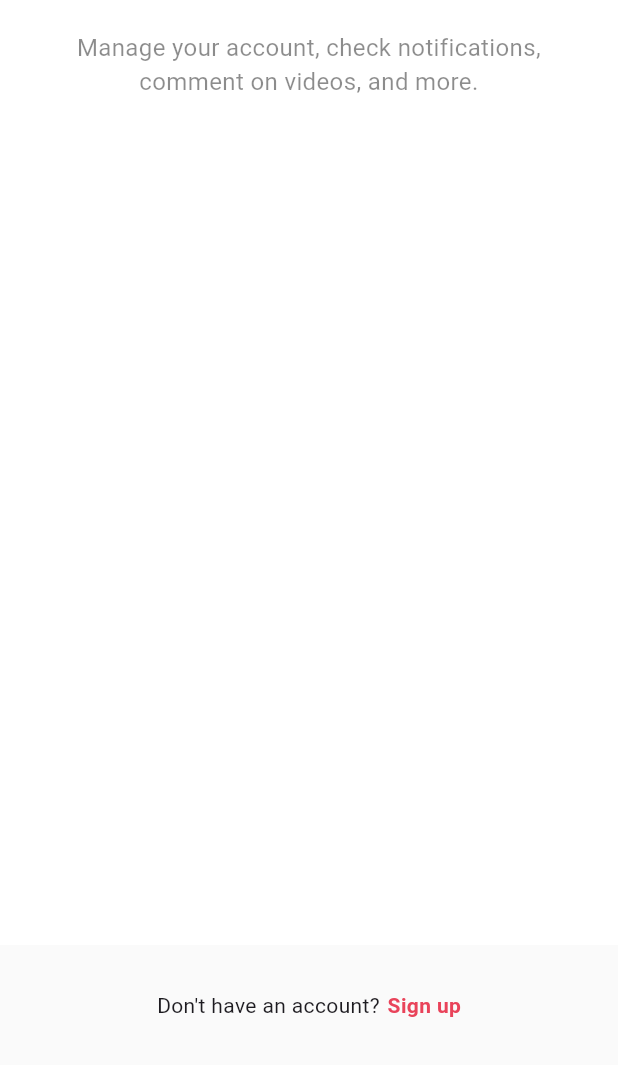
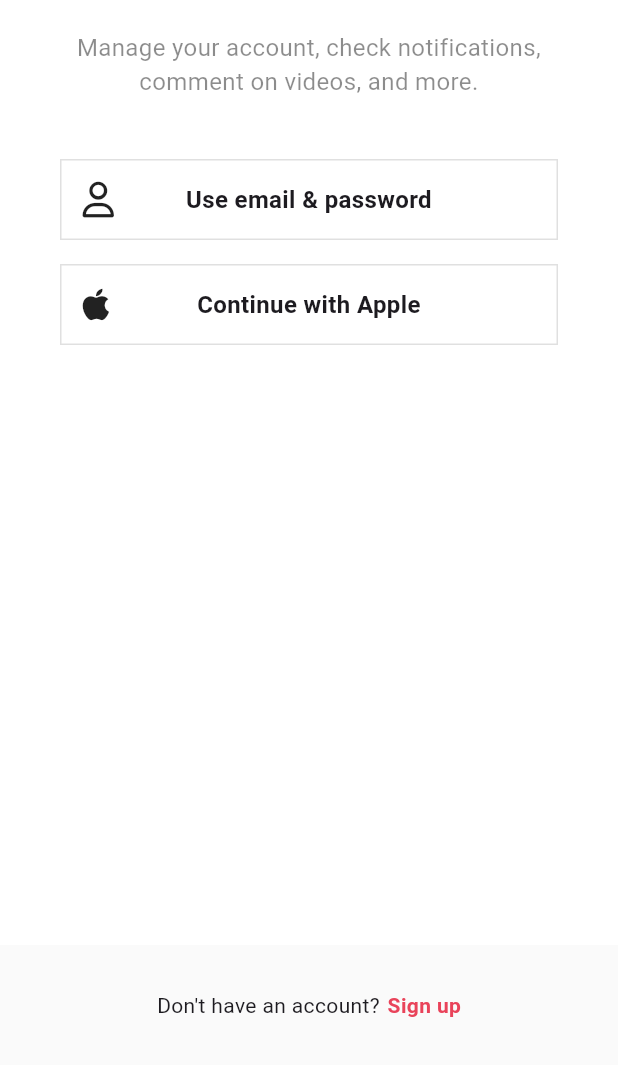
Before and after one commit to kangminchan99/TikTok, a Flutter app: the screen it shows after launch, after a tap on "Log in", on a phone screen of 412 x 824 dp, the part 171-1236 px from its top. Run offline on Flutter 3.47's test engine with Material 3 defaults, Android fonts, the phone set to English and light mode, and no system bars; our stand-ins replace font_awesome_flutter.

Commit message:
login screen

```diff
--- a/lib/features/authentication/login_screen.dart
+++ b/lib/features/authentication/login_screen.dart
@@ -2,6 +2,7 @@ import 'package:flutter/material.dart';
 import 'package:font_awesome_flutter/font_awesome_flutter.dart';
 import 'package:tiktok/constants/gaps.dart';
 import 'package:tiktok/constants/sizes.dart';
+import 'package:tiktok/features/authentication/login_form_screen.dart';
 import 'package:tiktok/features/authentication/widgets/auth_button.dart';
 
 class LoginScreen extends StatelessWidget {
@@ -9,6 +10,12 @@ class LoginScreen extends StatelessWidget {
 
   void _onSignUpTap(BuildContext context) {
     Navigator.of(context).pop();
+  }
+
+  void _onEmailLoginTap(BuildContext context) {
+    Navigator.of(
+      context,
+    ).push(MaterialPageRoute(builder: (context) => LoginFormScreen()));
   }
 
   @override
@@ -34,15 +41,17 @@ class LoginScreen extends StatelessWidget {
                 textAlign: TextAlign.center,
               ),
               Gaps.v40,
-              // AuthButton(
-              //   icon: FaIcon(FontAwesomeIcons.user),
-              //   text: 'Use email & password',
-              // ),
+              AuthButton(
+                onTap: () => _onEmailLoginTap(context),
+                icon: FaIcon(FontAwesomeIcons.user),
+                text: 'Use email & password',
+              ),
               Gaps.v16,
-              // AuthButton(
-              //   icon: FaIcon(FontAwesomeIcons.apple),
-              //   text: 'Continue with Apple',
-              // ),
+              AuthButton(
+                onTap: () {},
+                icon: FaIcon(FontAwesomeIcons.apple),
+                text: 'Continue with Apple',
+              ),
             ],
           ),
         ),
```
